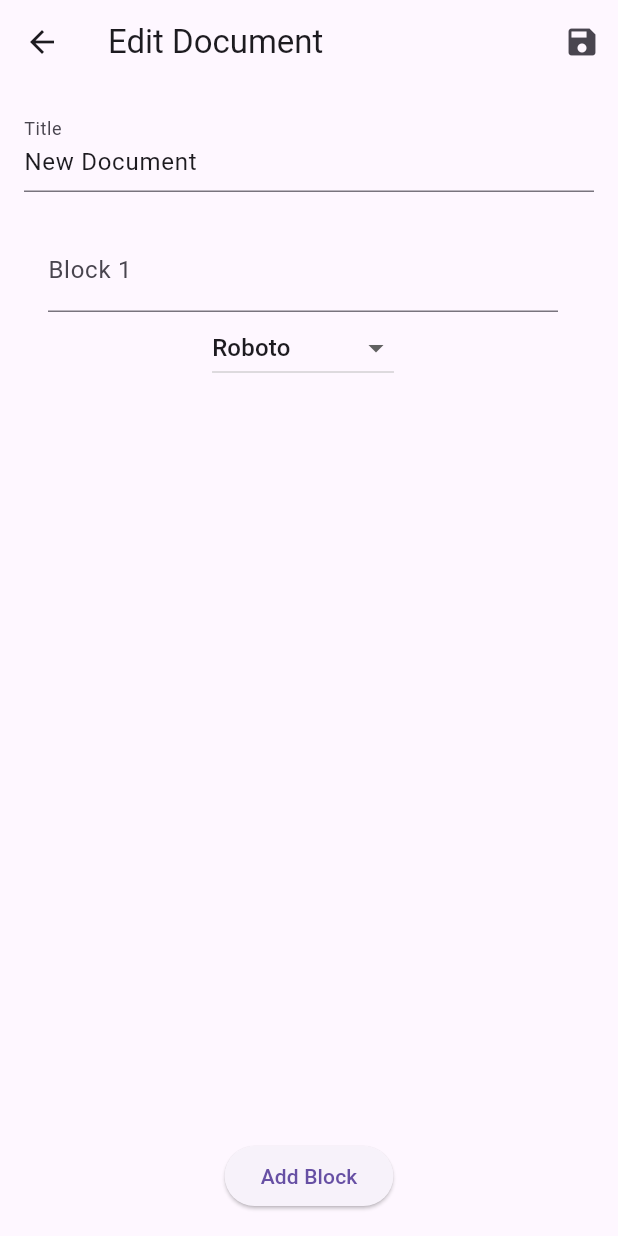
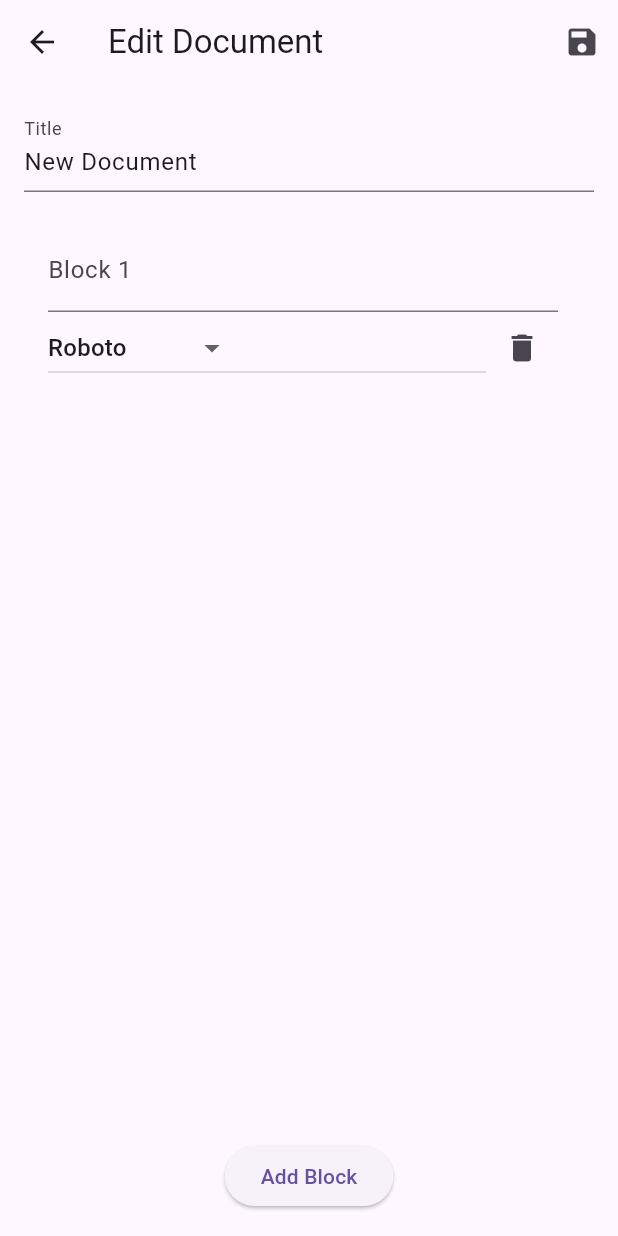
Before and after one commit to marccodesstuff/Trestle, a Flutter app: the screen it shows after launch, after a tap on the "add" icon, on a phone screen of 412 x 824 dp. Run offline on Flutter 3.47's test engine with Material 3 defaults, Android fonts, the phone set to English and light mode, and no system bars; our stand-ins replace google_fonts.

Commit message:
Re-added the delete button

```diff
--- /dev/null
+++ b/lib/document_storage.dart
@@ -0,0 +1,30 @@
+import 'dart:convert';
+import 'dart:io';
+import 'package:path_provider/path_provider.dart';
+import 'document_model.dart';
+
+Future<String> get _localPath async {
+  final directory = await getApplicationDocumentsDirectory();
+  return directory.path;
+}
+
+Future<File> get _localFile async {
+  final path = await _localPath;
+  return File('$path/document.json');
+}
+
+Future<File> saveDocument(Document document) async {
+  final file = await _localFile;
+  return file.writeAsString(jsonEncode(document.toJson()));
+}
+
+Future<Document> loadDocument() async {
+  try {
+    final file = await _localFile;
+    final contents = await file.readAsString();
+    return Document.fromJson(jsonDecode(contents));
+  } catch (e) {
+    // If encountering an error, return an empty document
+    return Document(title: 'New Document', blocks: [''], fonts: ['Roboto']);
+  }
+}
--- a/lib/edit_document_page.dart
+++ b/lib/edit_document_page.dart
@@ -1,6 +1,7 @@
 import 'package:flutter/material.dart';
 import 'document_model.dart'; // Updated import
 import 'package:google_fonts/google_fonts.dart';
+import 'document_storage.dart';
 
 class EditDocumentPage extends StatefulWidget {
   final Document document;
@@ -75,21 +76,20 @@ class EditDocumentPageState extends State<EditDocumentPage> {
   Widget build(BuildContext context) {
     return Scaffold(
       appBar: AppBar(
-        title: const Text('Edit Document'),
+        title: Text('Edit Document'),
         actions: [
           IconButton(
             icon: const Icon(Icons.save),
-            onPressed: () {
-              // Save the edited document
-              Navigator.pop(
-                  context,
-                  Document(
+            onPressed: () async {
+              final document = Document(
                 title: _titleController.text,
                 blocks: _blockControllers
                     .map((controller) => controller.text)
                     .toList(),
                 fonts: _selectedFonts,
-                  ));
+              );
+              await saveDocument(document);
+              Navigator.pop(context, document);
             },
           ),
         ],
@@ -120,20 +120,32 @@ class EditDocumentPageState extends State<EditDocumentPage> {
                             expands: false,
                             style: GoogleFonts.getFont(_selectedFonts[index]),
                           ),
-                          DropdownButton<String>(
+                          Row(
+                            children: [
+                              Expanded(
+                                child: DropdownButton<String>(
                                   value: _selectedFonts[index],
                                   onChanged: (String? newValue) {
                                     setState(() {
                                       _selectedFonts[index] = newValue!;
                                     });
                                   },
-                            items: _fonts
-                                .map<DropdownMenuItem<String>>((String font) {
+                                  items: _fonts.map<DropdownMenuItem<String>>(
+                                      (String font) {
                                     return DropdownMenuItem<String>(
                                       value: font,
                                       child: Text(font),
                                     );
                                   }).toList(),
+                                ),
+                              ),
+                              IconButton(
+                                icon: Icon(Icons.delete),
+                                onPressed: () {
+                                  _removeBlock(index);
+                                },
+                              ),
+                            ],
                           ),
                         ],
                       ),
--- a/lib/main.dart
+++ b/lib/main.dart
@@ -1,6 +1,7 @@
 import 'package:flutter/material.dart';
 import 'edit_document_page.dart';
 import 'document_model.dart'; // Updated import
+import 'document_storage.dart';
 
 void main() {
   runApp(MyApp());
@@ -30,19 +31,27 @@ class HomePage extends StatefulWidget {
 }
 
 class _HomePageState extends State<HomePage> {
-  List<Document> documents = [
-    Document(title: 'Document 1', blocks: ['Content of Document 1'], fonts: ['Roboto']),
-    Document(title: 'Document 2', blocks: ['Content of Document 2'], fonts: ['Lobster']),
-    Document(title: 'Document 3', blocks: ['Content of Document 3'], fonts: ['Oswald']),
-    Document(title: 'Document 4', blocks: ['Content of Document 4'], fonts: ['Lato']),
-  ];
+  List<Document> documents = [];
+
+  void initState() {
+    super.initState();
+    _loadDocuments();
+  }
+
+  Future<void> _loadDocuments() async {
+    final document = await loadDocument();
+    setState(() {
+      documents.add(document);
+    });
+  }
 
   void _addNewDocument() async {
     final newDocument = await Navigator.push(
       context,
       MaterialPageRoute(
         builder: (context) => EditDocumentPage(
-          document: Document(title: 'New Document', blocks: [''], fonts: ['Roboto']),
+          document:
+              Document(title: 'New Document', blocks: [''], fonts: ['Roboto']),
         ),
       ),
     );
@@ -65,7 +74,9 @@ class _HomePageState extends State<HomePage> {
       appBar: AppBar(
         title: const Text('Notion Clone'),
       ),
-      body: ListView.builder(
+      body: documents.isEmpty
+          ? Center(child: Text('No documents available'))
+          : ListView.builder(
               itemCount: documents.length,
               itemBuilder: (context, index) {
                 return ListTile(
@@ -80,15 +91,31 @@ class _HomePageState extends State<HomePage> {
                       ),
                     );
                     if (editedDocument != null) {
-                _editDocument(index, editedDocument);
+                      setState(() {
+                        documents[index] = editedDocument;
+                      });
                     }
                   },
                 );
               },
             ),
       floatingActionButton: FloatingActionButton(
-        onPressed: _addNewDocument,
-        tooltip: 'New Document',
+        onPressed: () async {
+          final newDocument = await Navigator.push(
+            context,
+            MaterialPageRoute(
+              builder: (context) => EditDocumentPage(
+                document: Document(
+                    title: 'New Document', blocks: [''], fonts: ['Roboto']),
+              ),
+            ),
+          );
+          if (newDocument != null) {
+            setState(() {
+              documents.add(newDocument);
+            });
+          }
+        },
         child: Icon(Icons.add),
       ),
     );
```
Lines whose indentation alone changed are shown as unchanged.
